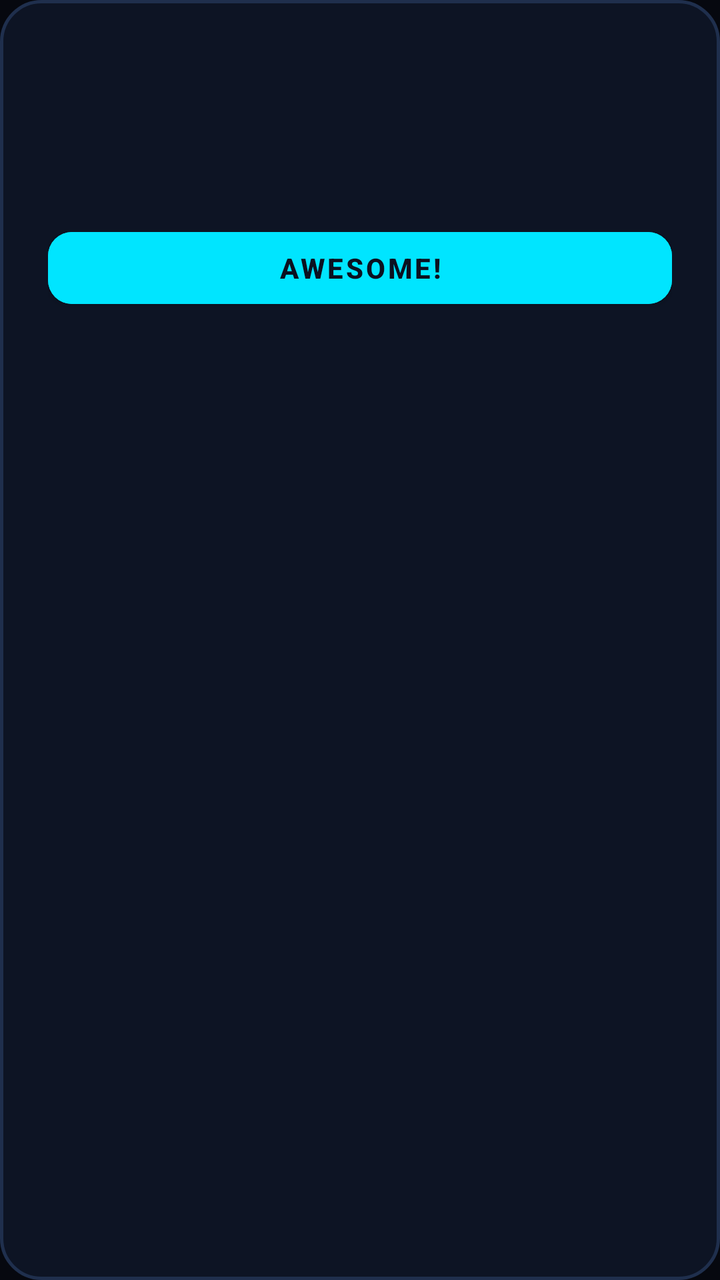
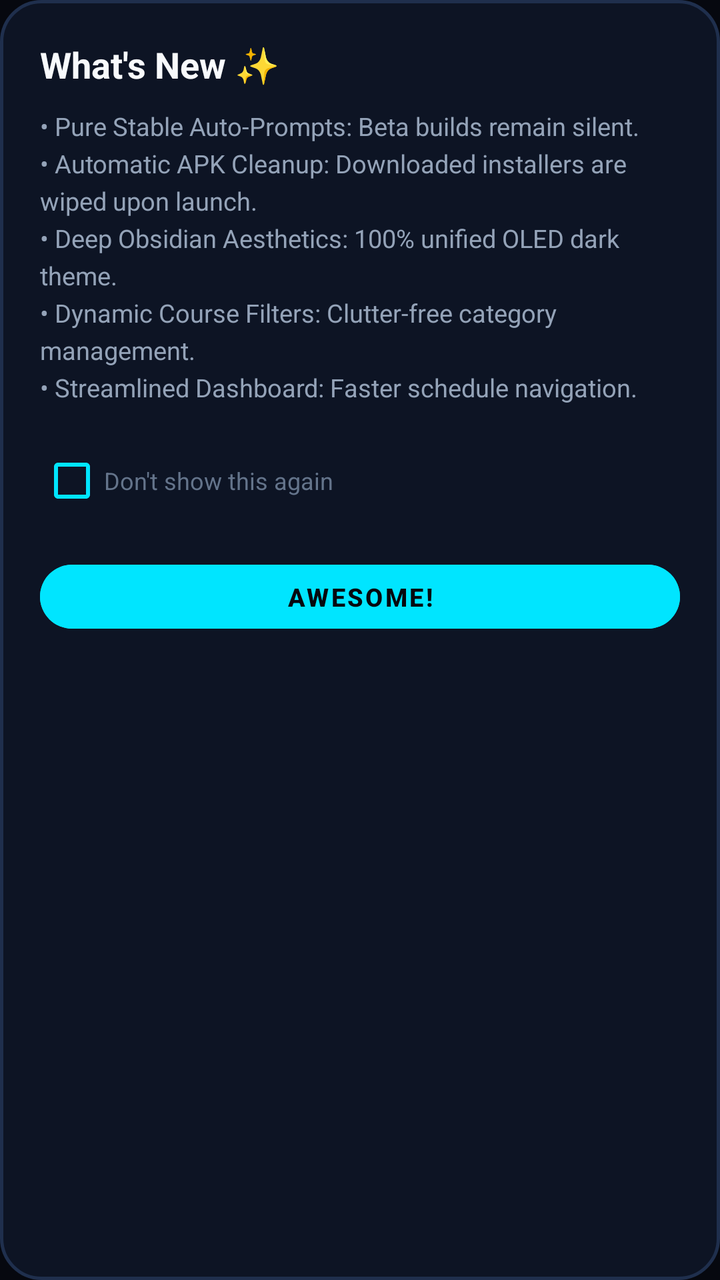

The first picture is an Android layout as it rendered before a commit; the second is the same layout after the commit. The layout source and the unified diff follow.
<!-- AndroidManifest.xml: application theme Theme.LifeSync -->
<!-- res/layout/dialog_whats_new.xml -->
<?xml version="1.0" encoding="utf-8"?>
<LinearLayout xmlns:android="http://schemas.android.com/apk/res/android"
    xmlns:app="http://schemas.android.com/apk/res-auto"
    android:layout_width="match_parent"
    android:layout_height="wrap_content"
    android:background="@drawable/bg_dialog_glass_oled"
    android:orientation="vertical"
    android:padding="24dp">

    <TextView
        android:id="@+id/tvWhatsNewTitle"
        android:layout_width="match_parent"
        android:layout_height="wrap_content"
        android:textColor="#FFFFFF"
        android:textSize="20sp"
        android:textStyle="bold" />

    <TextView
        android:id="@+id/tvWhatsNewBody"
        android:layout_width="match_parent"
        android:layout_height="wrap_content"
        android:layout_marginTop="16dp"
        android:lineSpacingExtra="6dp"
        android:textColor="#CBD5E1"
        android:textSize="14sp" />

    <com.google.android.material.button.MaterialButton
        android:id="@+id/btnDismissWhatsNew"
        android:layout_width="match_parent"
        android:layout_height="48dp"
        android:layout_marginTop="24dp"
        android:backgroundTint="#00E5FF"
        android:text="Awesome!"
        android:textColor="#0B1120"
        android:textStyle="bold"
        app:cornerRadius="12dp" />
</LinearLayout>
<!-- resources referenced by this layout -->
<resources>
  <!-- drawable bg_dialog_glass_oled (drawable) -->
  <?xml version="1.0" encoding="utf-8"?>
  <shape xmlns:android="http://schemas.android.com/apk/res/android">
      <solid android:color="#0D1424" />
      <corners android:radius="20dp" />
      <stroke
          android:width="1.5dp"
          android:color="#1F2F4D" />
  </shape>
  <style name="Theme.LifeSync" parent="Theme.DuoRhythm" />
  <style name="Theme.DuoRhythm" parent="Theme.MaterialComponents.DayNight.NoActionBar">
          <item name="android:windowBackground">@color/bg_root_obsidian</item>
          <item name="android:colorBackground">@color/bg_root_obsidian</item>
          <item name="colorSurface">@color/surface_card_slate</item>
          <item name="colorPrimary">@color/accent_cyan_primary</item>
          <item name="colorSecondary">@color/accent_cyan_glow</item>
          <item name="android:statusBarColor">@color/bg_root_obsidian</item>
          <item name="android:navigationBarColor">@color/bg_root_obsidian</item>
          <item name="android:windowLightStatusBar" tools:targetApi="m">false</item>
          <item name="bottomSheetDialogTheme">@style/CustomBottomSheetDialog</item>
          <item name="materialCardViewStyle">@style/CardElevationRounded</item>
          <item name="android:textViewStyle">@style/DuoRhythmTextView</item>
          <item name="android:editTextStyle">@style/DuoRhythmEditText</item>
          <item name="editTextStyle">@style/DuoRhythmEditText</item>
      </style>
  <color name="bg_root_obsidian">#06080F</color>
  <color name="surface_card_slate">#0D1322</color>
  <color name="accent_cyan_primary">#00E5FF</color>
  <color name="accent_cyan_glow">#38BDF8</color>
  <style name="CustomBottomSheetDialog" parent="Theme.Design.Light.BottomSheetDialog">
          <item name="bottomSheetStyle">@style/CustomBottomSheetModalStyle</item>
          <item name="android:windowIsFloating">false</item>
          <item name="android:windowBackground">@android:color/transparent</item>
          <item name="android:statusBarColor">@android:color/transparent</item>
      </style>
  <style name="CardElevationRounded" parent="Widget.MaterialComponents.CardView">
          <item name="cardCornerRadius">16dp</item>
          <item name="cardElevation">0dp</item>
          <item name="strokeWidth">1dp</item>
          <item name="strokeColor">@color/border_glass_stroke</item>
          <item name="cardBackgroundColor">@color/surface_card_slate</item>
      </style>
  <style name="DuoRhythmTextView" parent="android:Widget.TextView">
          <item name="android:lineSpacingExtra">2dp</item>
          <item name="android:fontFamily">sans-serif</item>
          <item name="android:includeFontPadding">true</item>
      </style>
  <style name="DuoRhythmEditText" parent="android:Widget.EditText">
          <item name="android:lineSpacingExtra">2dp</item>
          <item name="android:fontFamily">sans-serif</item>
          <item name="android:includeFontPadding">true</item>
          <item name="android:textColor">@color/text_primary</item>
          <item name="android:textColorHint">@color/text_secondary</item>
      </style>
  <style name="CustomBottomSheetModalStyle" parent="Widget.Design.BottomSheet.Modal">
          <item name="android:background">@android:color/transparent</item>
      </style>
  <color name="border_glass_stroke">#18243C</color>
  <color name="text_primary">#F8FAFC</color>
  <color name="text_secondary">#94A3B8</color>
</resources>

<!-- the commit's change to res/layout/dialog_whats_new.xml (unified diff, before → after) -->
@@ -5,33 +5,47 @@
     android:layout_height="wrap_content"
     android:background="@drawable/bg_dialog_glass_oled"
     android:orientation="vertical"
-    android:padding="24dp">
+    android:padding="20dp">
 
     <TextView
         android:id="@+id/tvWhatsNewTitle"
-        android:layout_width="match_parent"
+        android:layout_width="wrap_content"
         android:layout_height="wrap_content"
-        android:textColor="#FFFFFF"
-        android:textSize="20sp"
+        android:text="What's New ✨"
+        android:textColor="#F8FAFC"
+        android:textSize="18sp"
         android:textStyle="bold" />
 
     <TextView
         android:id="@+id/tvWhatsNewBody"
         android:layout_width="match_parent"
         android:layout_height="wrap_content"
-        android:layout_marginTop="16dp"
-        android:lineSpacingExtra="6dp"
-        android:textColor="#CBD5E1"
-        android:textSize="14sp" />
+        android:layout_marginTop="10dp"
+        android:lineSpacingExtra="4dp"
+        android:text="• Pure Stable Auto-Prompts: Beta builds remain silent.\n• Automatic APK Cleanup: Downloaded installers are wiped upon launch.\n• Deep Obsidian Aesthetics: 100% unified OLED dark theme.\n• Dynamic Course Filters: Clutter-free category management.\n• Streamlined Dashboard: Faster schedule navigation."
+        android:textColor="#94A3B8"
+        android:textSize="12.5sp" />
+
+    <CheckBox
+        android:id="@+id/cbDontShowAgain"
+        android:layout_width="wrap_content"
+        android:layout_height="wrap_content"
+        android:layout_marginTop="14dp"
+        android:buttonTint="#00E5FF"
+        android:text="Don't show this again"
+        android:textColor="#64748B"
+        android:textSize="12sp" />
 
     <com.google.android.material.button.MaterialButton
         android:id="@+id/btnDismissWhatsNew"
+        style="@style/Widget.MaterialComponents.Button.UnelevatedButton"
         android:layout_width="match_parent"
-        android:layout_height="48dp"
-        android:layout_marginTop="24dp"
+        android:layout_height="44dp"
+        android:layout_marginTop="12dp"
         android:backgroundTint="#00E5FF"
-        android:text="Awesome!"
-        android:textColor="#0B1120"
+        android:text="AWESOME!"
+        android:textColor="#06080F"
+        android:textSize="12.5sp"
         android:textStyle="bold"
-        app:cornerRadius="12dp" />
+        app:cornerRadius="22dp" />
 </LinearLayout>
